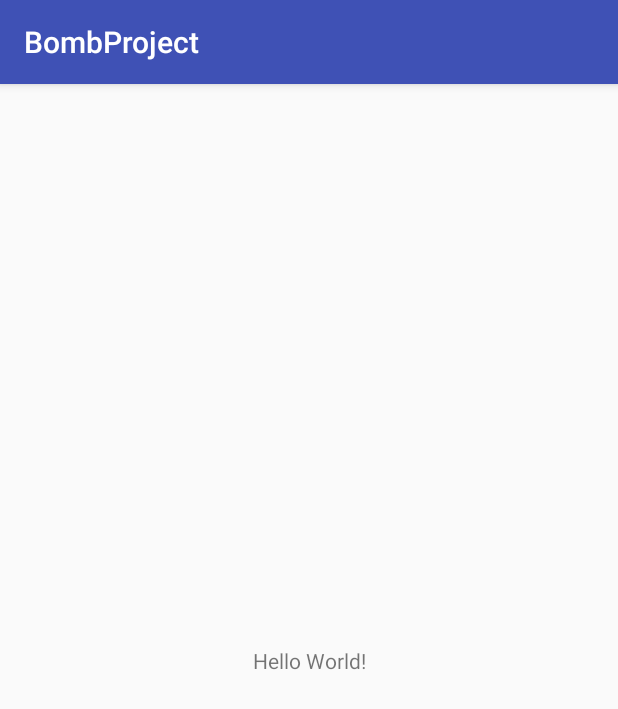
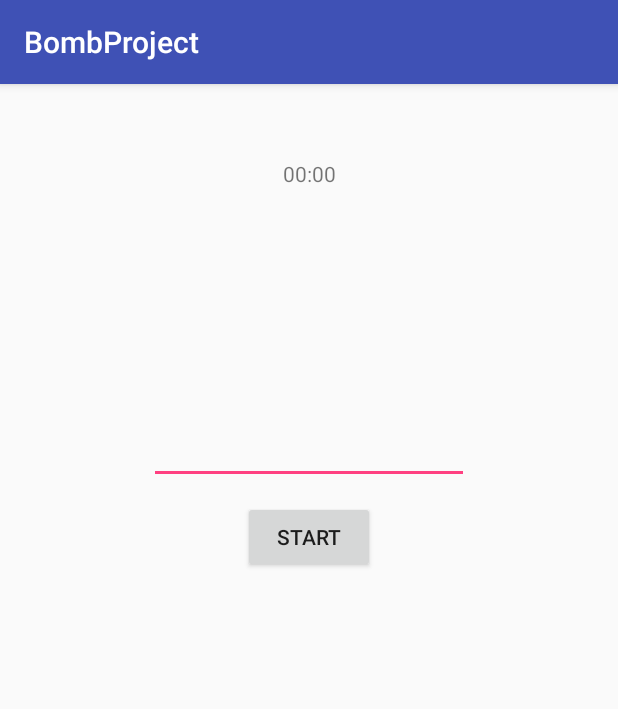
Before and after one commit to ThitiBobo/A-tuto-BombProject--minuteur-, an Android app: the screen it shows after launch (MainActivity), on a phone screen of 412 x 824 dp. Shown: the top 709 px of the screen. Run offline under Robolectric (Android 15) with nearby library versions, the phone set to English and light mode, and no system bars.

```diff
--- a/app/src/main/java/com/thiti/bombproject/MainActivity.java
+++ b/app/src/main/java/com/thiti/bombproject/MainActivity.java
@@ -2,12 +2,20 @@ package com.thiti.bombproject;
 
 import android.support.v7.app.AppCompatActivity;
 import android.os.Bundle;
+import android.widget.Button;
+import android.widget.TextView;
 
 public class MainActivity extends AppCompatActivity {
+
+    private TextView mTextTime;
+    private TextView mLabelSaisie;
+    private Button mBtnControl;
 
     @Override
     protected void onCreate(Bundle savedInstanceState) {
         super.onCreate(savedInstanceState);
         setContentView(R.layout.activity_main);
+
+
     }
 }
--- /dev/null
+++ b/app/src/main/java/com/thiti/bombproject/Timer.java
@@ -0,0 +1,24 @@
+package com.thiti.bombproject;
+
+import android.content.Context;
+import android.os.AsyncTask;
+
+/**
+ * Created by canard on 02/02/18.
+ */
+
+public class Timer extends AsyncTask {
+
+    public Timer(Context context,int time,)
+
+    @Override
+    protected Object doInBackground(Object[] objects) {
+        try {
+
+        }catch (){
+
+        }
+    }
+
+
+}
--- a/app/src/main/res/layout/activity_main.xml
+++ b/app/src/main/res/layout/activity_main.xml
@@ -5,15 +5,41 @@
     xmlns:tools="http://schemas.android.com/tools"
     android:layout_width="match_parent"
     android:layout_height="match_parent"
-    tools:context="com.thiti.bombproject.MainActivity">
+    tools:context="com.thiti.bombproject.MainActivity"
+    tools:layout_editor_absoluteY="81dp">
+
+    <EditText
+        android:id="@+id/activity_main_label_time"
+        android:layout_width="wrap_content"
+        android:layout_height="wrap_content"
+        android:layout_marginTop="221dp"
+        android:ems="10"
+        android:inputType="time"
+        app:layout_constraintEnd_toEndOf="parent"
+        app:layout_constraintStart_toStartOf="parent"
+        app:layout_constraintTop_toTopOf="parent"
+        />
+
+    <Button
+        android:id="@+id/activity_main_btn_time"
+        android:layout_width="wrap_content"
+        android:layout_height="wrap_content"
+        android:layout_marginTop="11dp"
+        android:text="START"
+        app:layout_constraintEnd_toEndOf="parent"
+        app:layout_constraintStart_toStartOf="parent"
+        app:layout_constraintTop_toBottomOf="@+id/activity_main_label_time"
+        />
 
     <TextView
+        android:id="@+id/activity_main_text_time"
         android:layout_width="wrap_content"
         android:layout_height="wrap_content"
-        android:text="Hello World!"
-        app:layout_constraintBottom_toBottomOf="parent"
-        app:layout_constraintLeft_toLeftOf="parent"
-        app:layout_constraintRight_toRightOf="parent"
-        app:layout_constraintTop_toTopOf="parent"/>
+        android:layout_marginTop="50dp"
+        android:text="00:00"
+        app:layout_constraintEnd_toEndOf="parent"
+        app:layout_constraintStart_toStartOf="parent"
+        app:layout_constraintTop_toTopOf="parent"
+        />
 
 </android.support.constraint.ConstraintLayout>
```
